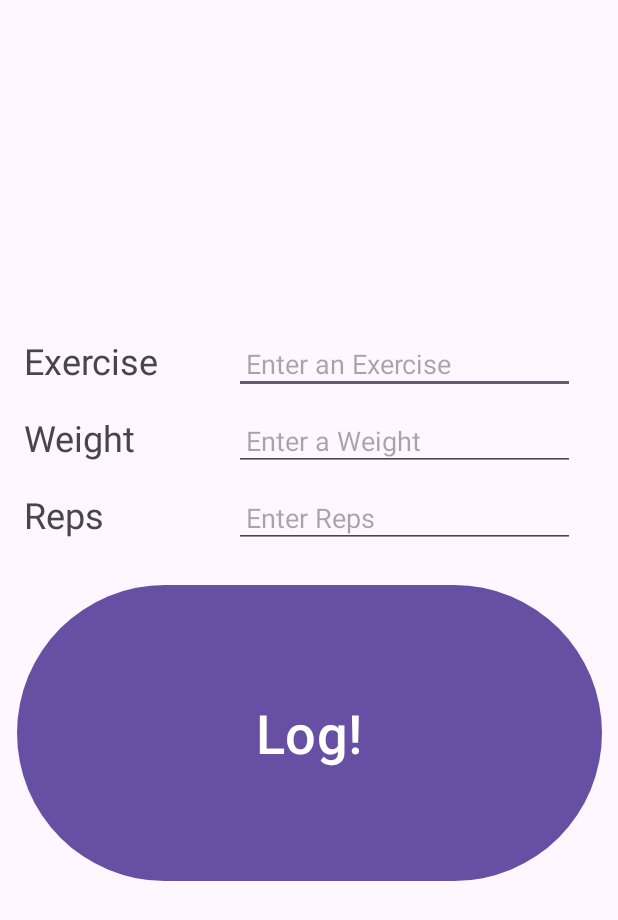
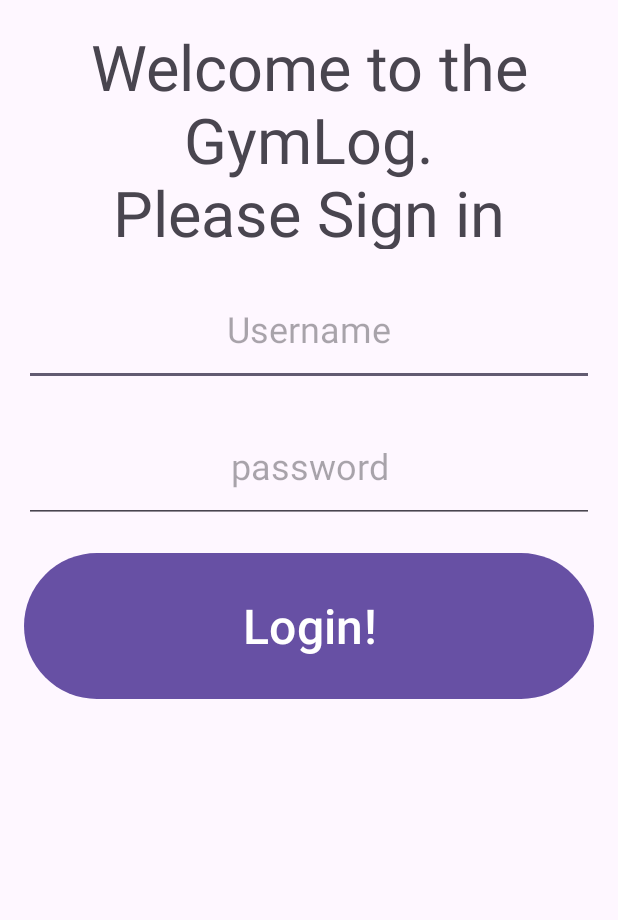
Before and after one commit to Dinomyt/GymLog, an Android app: the screen it shows after launch (MainActivity before the commit, LoginActivity after it), on a phone screen of 412 x 824 dp. Shown: the top 920 px of the screen. Run offline under Robolectric (Android 15) with nearby library versions, the phone set to English and light mode, and no system bars; our stand-ins replace Room's generated code.

Commit message:
+Added user LoginActivity

```diff
--- a/app/src/main/AndroidManifest.xml
+++ b/app/src/main/AndroidManifest.xml
@@ -13,6 +13,9 @@
         android:theme="@style/Theme.GymLog"
         tools:targetApi="31">
         <activity
+            android:name=".LoginActivity"
+            android:exported="false" />
+        <activity
             android:name=".MainActivity"
             android:exported="true">
             <intent-filter>
--- /dev/null
+++ b/app/src/main/java/com/example/gymlog/LoginActivity.java
@@ -0,0 +1,34 @@
+package com.example.gymlog;
+import android.content.Context;
+import android.content.Intent;
+import android.os.Bundle;
+import android.view.View;
+
+import androidx.appcompat.app.AppCompatActivity;
+
+import com.example.gymlog.databinding.ActivityLoginBinding;
+
+
+public class LoginActivity extends AppCompatActivity {
+    private ActivityLoginBinding binding;
+
+    @Override
+    protected void onCreate(Bundle savedInstanceState) {
+        super.onCreate(savedInstanceState);
+        binding = ActivityLoginBinding.inflate(getLayoutInflater());
+        setContentView(binding.getRoot());
+
+
+        binding.loginButton.setOnClickListener(new View.OnClickListener() {
+            @Override
+            public void onClick(View v) {
+                Intent intent = MainActivity.mainActivityIntentFactory(getApplicationContext(), 0);
+                startActivity(intent);
+            }
+        });
+    }
+
+    static Intent loginIntentFactory(Context context) {
+        return new Intent(context, LoginActivity.class);
+    }
+}
--- a/app/src/main/java/com/example/gymlog/MainActivity.java
+++ b/app/src/main/java/com/example/gymlog/MainActivity.java
@@ -1,5 +1,7 @@
 package com.example.gymlog;
 
+import android.content.Context;
+import android.content.Intent;
 import android.os.Bundle;
 import android.text.method.ScrollingMovementMethod;
 import android.util.Log;
@@ -21,6 +23,7 @@ import java.util.Locale;
 
 public class MainActivity extends AppCompatActivity {
 
+    private static final String MAIN_ACTIVITY_USER_ID = "com.example.gymlog.MAIN_ACTIVITY_USER_ID";
     private ActivityMainBinding binding;
     private GymLogRepository repository;
     public static final String TAG = "DAC_GYMLOG";
@@ -28,11 +31,21 @@ public class MainActivity extends AppCompatActivity {
     double mWeight = 0.0;
     int mReps = 0;
 
+    int loggedInUserId = -1;
+
     @Override
     protected void onCreate(Bundle savedInstanceState) {
         super.onCreate(savedInstanceState);
         binding = ActivityMainBinding.inflate(getLayoutInflater());
         setContentView(binding.getRoot());
+
+        loginUser();
+
+        if(loggedInUserId == -1){
+            Intent intent = LoginActivity.loginIntentFactory(getApplicationContext());
+            startActivity(intent);
+        }
+
         repository = GymLogRepository.getRepository(getApplication());
         binding.LogDisplayTextView.setMovementMethod(new ScrollingMovementMethod());
         updateDisplay();
@@ -45,11 +58,22 @@ public class MainActivity extends AppCompatActivity {
             }
         });
     }
+
+    private void loginUser() {
+        //TODO: create login method
+        loggedInUserId = getIntent().getIntExtra(MAIN_ACTIVITY_USER_ID, -1);
+    }
+
+    static Intent mainActivityIntentFactory(Context context, int userId) {
+        Intent intent = new Intent(context, MainActivity.class);
+        intent.putExtra(MAIN_ACTIVITY_USER_ID, userId);
+        return intent;
+    }
     private void insertGymLogRecord(){
         if(mExercise.isEmpty()){
             return;
         }
-        GymLog log = new GymLog(mExercise, mWeight, mReps);
+        GymLog log = new GymLog(mExercise, mWeight, mReps, loggedInUserId);
         repository.insertGymLog(log);
     }
     private void updateDisplay(){
--- a/app/src/main/java/com/example/gymlog/database/GymLogDatabase.java
+++ b/app/src/main/java/com/example/gymlog/database/GymLogDatabase.java
@@ -11,16 +11,18 @@ import androidx.sqlite.db.SupportSQLiteDatabase;
 
 import com.example.gymlog.database.entities.GymLog;
 import com.example.gymlog.MainActivity;
+import com.example.gymlog.database.entities.User;
 import com.example.gymlog.database.typeConverter.LocalDateTypeConverter;
 
 import java.util.concurrent.ExecutorService;
 import java.util.concurrent.Executors;
 
 @TypeConverters(LocalDateTypeConverter.class)
-@Database(entities = {GymLog.class}, version = 1, exportSchema = false)
+@Database(entities = {GymLog.class, User.class}, version = 4, exportSchema = false)
 public abstract class GymLogDatabase extends RoomDatabase {
 
-    private static final String DATABASE_NAME = "GymLog_database";
+    public static final String USER_TABLE = "usertable";
+    private static final String DATABASE_NAME = "GymLogDatabase";
     public static final String GYM_LOG_TABLE = "gymLogTable";
     private static volatile GymLogDatabase INSTANCE;
     private static final int NUMBER_OF_THREADS = 4;
@@ -45,9 +47,19 @@ public abstract class GymLogDatabase extends RoomDatabase {
         public void onCreate(@NonNull SupportSQLiteDatabase db) {
             super.onCreate(db);
             Log.i(MainActivity.TAG, "Database created");
-            //Todo add databaseWriteExecutor.exectue(() -> {...})
+            databaseWriteExecutor.execute(() -> {
+                UserDAO dao = INSTANCE.userDAO();
+                dao.deleteAll();
+                User admin = new User("admin1", "admin1");
+                admin.setAdmin(true);
+                dao.insert(admin);
+                User testUser1 = new User("testuser1", "testuser1");
+                dao.insert(testUser1);
+            });
         }
     };
 
     public abstract GymLogDAO gymLogDAO();
+
+    public abstract UserDAO userDAO();
 }
--- a/app/src/main/java/com/example/gymlog/database/GymLogRepository.java
+++ b/app/src/main/java/com/example/gymlog/database/GymLogRepository.java
@@ -5,6 +5,7 @@ import android.util.Log;
 
 import com.example.gymlog.database.entities.GymLog;
 import com.example.gymlog.MainActivity;
+import com.example.gymlog.database.entities.User;
 
 import java.util.ArrayList;
 import java.util.concurrent.Callable;
@@ -12,13 +13,15 @@ import java.util.concurrent.ExecutionException;
 import java.util.concurrent.Future;
 
 public class GymLogRepository {
-    private GymLogDAO gymLogDAO;
+    private final GymLogDAO gymLogDAO;
+    private final UserDAO userDAO;
     private ArrayList<GymLog> allLogs;
 
     private static GymLogRepository repository;
     private GymLogRepository(Application application){
         GymLogDatabase db = GymLogDatabase.getDatabase(application);
         this.gymLogDAO = db.gymLogDAO();
+        this.userDAO = db.userDAO();
         this.allLogs = (ArrayList<GymLog>) this.gymLogDAO.getAllRecords();
     }
 
@@ -64,4 +67,10 @@ public class GymLogRepository {
             gymLogDAO.insert(gymLog);
         });
     }
+
+    public void insertUser(User... user){
+        GymLogDatabase.databaseWriteExecutor.execute(()->{
+            userDAO.insert(user);
+        });
+    }
 }
--- /dev/null
+++ b/app/src/main/java/com/example/gymlog/database/UserDAO.java
@@ -0,0 +1,26 @@
+package com.example.gymlog.database;
+
+import androidx.room.Dao;
+import androidx.room.Delete;
+import androidx.room.Insert;
+import androidx.room.OnConflictStrategy;
+import androidx.room.Query;
+
+import com.example.gymlog.database.entities.User;
+
+import java.util.List;
+
+@Dao
+public interface UserDAO {
+    @Insert(onConflict = OnConflictStrategy.REPLACE)
+    void insert(User... user);
+
+    @Delete
+    void delete(User user);
+
+    @Query("SELECT * FROM " + GymLogDatabase.USER_TABLE + " ORDER BY username")
+    List<User> getAllUsers();
+
+    @Query("DELETE from " + GymLogDatabase.USER_TABLE)
+    void deleteAll();
+}
--- /dev/null
+++ b/app/src/main/java/com/example/gymlog/database/entities/User.java
@@ -0,0 +1,69 @@
+package com.example.gymlog.database.entities;
+
+import androidx.room.Entity;
+import androidx.room.PrimaryKey;
+
+import com.example.gymlog.database.GymLogDatabase;
+
+import java.util.Objects;
+
+@Entity(tableName = GymLogDatabase.USER_TABLE)
+public class User {
+    @PrimaryKey(autoGenerate = true)
+    private int id;
+    private String username;
+    private String password;
+    private boolean isAdmin;
+
+    public String getUsername() {
+        return username;
+    }
+
+    public void setUsername(String username) {
+        this.username = username;
+    }
+
+    @Override
+    public boolean equals(Object o) {
+        if (this == o) return true;
+        if (o == null || getClass() != o.getClass()) return false;
+        User user = (User) o;
+        return id == user.id && isAdmin == user.isAdmin && Objects.equals(username, user.username) && Objects.equals(password, user.password);
+    }
+
+    @Override
+    public int hashCode() {
+        return Objects.hash(id, username, password, isAdmin);
+    }
+
+    public User(String username, String password) {
+        this.username = username;
+        this.password = password;
+        isAdmin = false;
+    }
+
+    public int getId() {
+        return id;
+    }
+
+    public void setId(int id) {
+        this.id = id;
+    }
+
+
+    public String getPassword() {
+        return password;
+    }
+
+    public void setPassword(String password) {
+        this.password = password;
+    }
+
+    public boolean isAdmin() {
+        return isAdmin;
+    }
+
+    public void setAdmin(boolean admin) {
+        isAdmin = admin;
+    }
+}
--- /dev/null
+++ b/app/src/main/res/layout/activity_login.xml
@@ -0,0 +1,65 @@
+<?xml version="1.0" encoding="utf-8"?>
+<androidx.constraintlayout.widget.ConstraintLayout xmlns:android="http://schemas.android.com/apk/res/android"
+    xmlns:app="http://schemas.android.com/apk/res-auto"
+    xmlns:tools="http://schemas.android.com/tools"
+    android:id="@+id/main"
+    android:layout_width="match_parent"
+    android:layout_height="match_parent"
+    tools:context=".LoginActivity">
+
+    <TextView
+        android:layout_width="match_parent"
+        android:layout_height="150dip"
+        android:id="@+id/titleLoginTextView"
+        android:textSize="42sp"
+        android:text="@string/login_welcome"
+        android:gravity="center"
+        android:layout_marginTop="16dip"
+        app:layout_constraintTop_toTopOf="parent"
+        app:layout_constraintStart_toStartOf="parent"
+        app:layout_constraintEnd_toEndOf="parent"
+        />
+
+    <EditText
+        android:id="@+id/userNameLoginEditText"
+        android:layout_width="match_parent"
+        android:layout_height="75dp"
+        android:layout_margin="16dp"
+        android:autofillHints="Please enter username"
+        android:gravity="center"
+        android:hint="@string/username"
+        android:inputType="text"
+        android:textSize="24sp"
+        app:layout_constraintEnd_toEndOf="parent"
+        app:layout_constraintStart_toStartOf="parent"
+        app:layout_constraintTop_toBottomOf="@id/titleLoginTextView"
+        />
+
+    <EditText
+        android:id="@+id/passwordLoginEditText"
+        android:layout_width="match_parent"
+        android:layout_height="75dp"
+        android:layout_margin="16dp"
+        android:autofillHints="Please enter password"
+        android:gravity="center"
+        android:hint="@string/password"
+        android:inputType="textPassword"
+        android:textSize="24sp"
+        app:layout_constraintEnd_toEndOf="parent"
+        app:layout_constraintStart_toStartOf="parent"
+        app:layout_constraintTop_toBottomOf="@id/userNameLoginEditText"
+        />
+
+    <Button
+        android:id="@+id/loginButton"
+        android:layout_width="match_parent"
+        android:layout_height="105dp"
+        android:layout_margin="16dp"
+        android:text="@string/login"
+        android:textSize="32sp"
+        app:layout_constraintEnd_toEndOf="parent"
+        app:layout_constraintStart_toStartOf="parent"
+        app:layout_constraintTop_toBottomOf="@id/passwordLoginEditText"
+        />
+
+</androidx.constraintlayout.widget.ConstraintLayout>
--- a/app/src/main/res/layout/activity_main.xml
+++ b/app/src/main/res/layout/activity_main.xml
@@ -93,7 +93,7 @@
     <Button
         android:id="@+id/LogButton"
         android:layout_width="390dp"
-        android:layout_height="205dp"
+        android:layout_height="125dp"
         android:layout_marginTop="16dp"
         android:text="Log!"
         android:textSize="36dp"
--- a/app/src/main/res/values/strings.xml
+++ b/app/src/main/res/values/strings.xml
@@ -7,4 +7,8 @@
     <string name="enter_reps">Enter Reps</string>
     <string name="reps">Reps</string>
     <string name="no_logs_available">No logs available</string>
+    <string name="login_welcome">Welcome to the GymLog.\nPlease Sign in</string>
+    <string name="username">Username</string>
+    <string name="password">password</string>
+    <string name="login">Login!</string>
 </resources>
```
Also changed, not shown: app/src/main/java/com/example/gymlog/database/entities/GymLog.java (+14 -3 lines).
